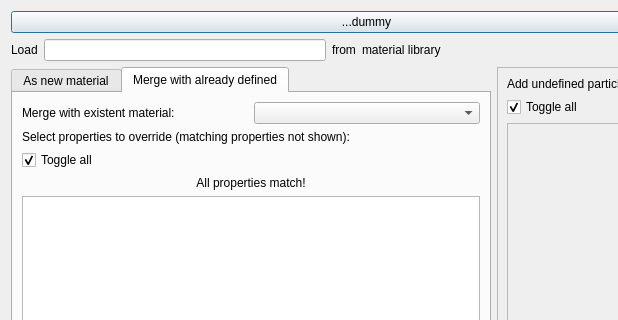
The window that src/gui/DAWindowTools/amaterialloaderdialog.ui (andrmor/ANTS2) describes before a commit, drawn with Qt 5; both pictures show x 0 to 618 and y 0 to 320 of the 733 by 526 pixel window.
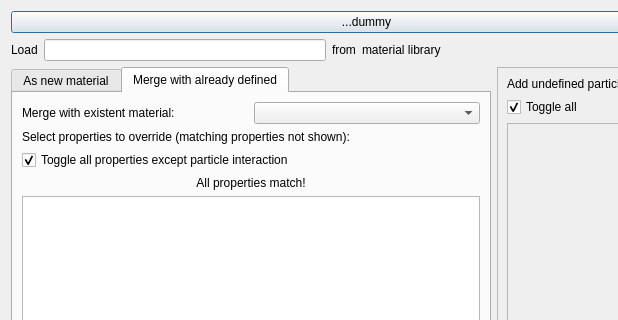
The same window after the commit. The open tabs and pages were chosen to show the change.

Diff of the .ui file:
```diff
--- a/src/gui/DAWindowTools/amaterialloaderdialog.ui
+++ b/src/gui/DAWindowTools/amaterialloaderdialog.ui
@@ -204,7 +204,7 @@
          <item>
           <widget class="QCheckBox" name="cbToggleAllProps">
            <property name="text">
-            <string>Toggle all</string>
+            <string>Toggle all properties except particle interaction</string>
            </property>
            <property name="checked">
             <bool>true</bool>
```
Left out of the diff: 2 changed lines with no effect on the pictures.
